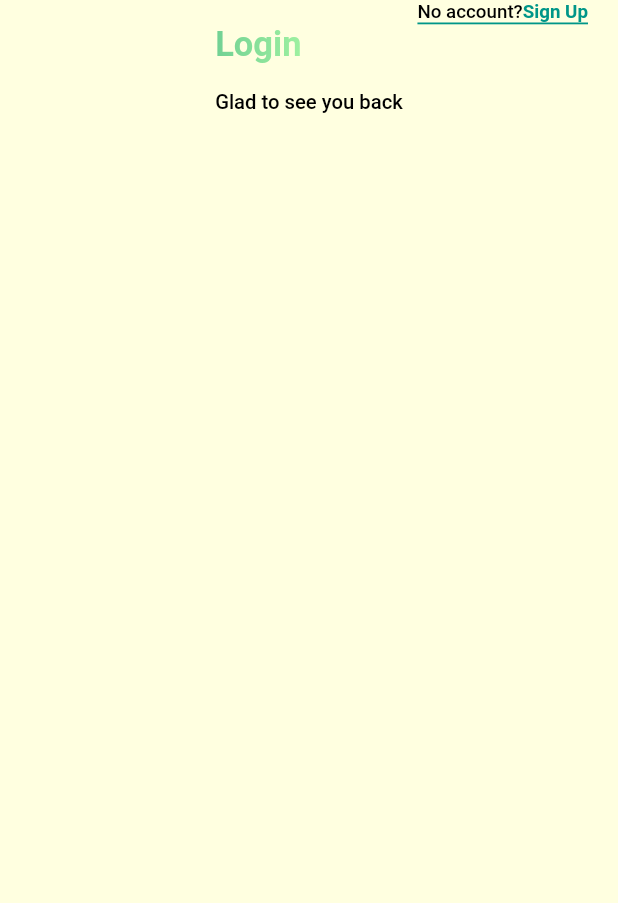
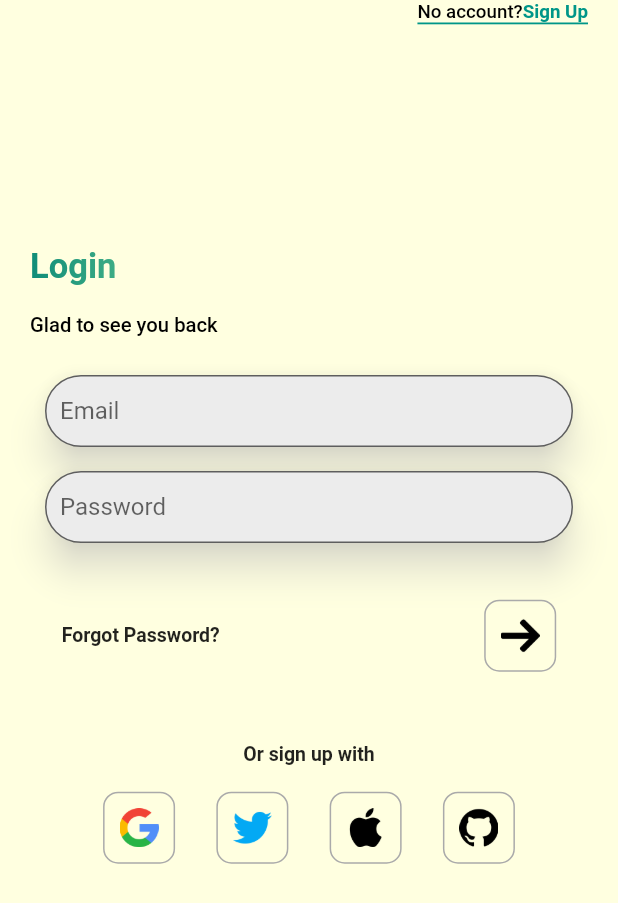
Before and after one commit to ericatsu/rickandmorty, a Flutter app: the SignInPage screen opened directly, on a phone screen of 412 x 824 dp. Shown: the top 903 px of the screen. Run offline on Flutter 3.47's test engine with Material 2 defaults, Android fonts, the phone set to English and light mode, and no system bars; our stand-ins replace flutter_rating_bar, get, google_fonts, google_nav_bar, graphql, graphql_flutter; missing offline and left inert: get_cli; network calls fail.

Commit message:
✅ Sign In

```diff
--- a/lib/screens/authentication/signin/signin_page.dart
+++ b/lib/screens/authentication/signin/signin_page.dart
@@ -8,9 +8,14 @@ class SignInPage extends StatefulWidget {
 }
 
 class _SignInPageState extends State<SignInPage> {
+  final _formKey = GlobalKey<FormState>();
+  final _emailController = TextEditingController();
+  final _passwordController = TextEditingController();
+
   @override
   Widget build(BuildContext context) {
     final double height = MediaQuery.of(context).size.height;
+    final double width = MediaQuery.of(context).size.width;
     return Scaffold(
       body: Stack(children: [
         Container(
@@ -21,11 +26,133 @@ class _SignInPageState extends State<SignInPage> {
           child: Padding(
             padding: const EdgeInsets.symmetric(horizontal: 20),
             child: Column(
+              crossAxisAlignment: CrossAxisAlignment.start,
               children: [
-                TopRightRichText(link: 'Sign Up', normal: 'No account', onTap: () {
-                  Get.to(const SignUpPage(),);
-                 },),
-                 Greetings(greeting: 'Glad to see you back', type: 'Login',),
+                TopRightRichText(
+                  link: 'Sign Up',
+                  normal: 'No account',
+                  onTap: () {
+                    Get.to(
+                      const SignUpPage(),
+                    );
+                  },
+                ),
+                SizedBox(
+                  height: height * 0.18,
+                ),
+                const Greetings(
+                  greeting: 'Glad to see you back',
+                  type: 'Login',
+                ),
+                Form(
+                  key: _formKey,
+                  child: Padding(
+                    padding: const EdgeInsets.all(10.0),
+                    child: Column(
+                      crossAxisAlignment: CrossAxisAlignment.center,
+                      children: [
+                        const SizedBox(height: 16.0),
+                        ElevatedTextFormField(
+                          label: 'Email',
+                          controller: _emailController,
+                          validator: (value) {
+                            if (value == null || value.isEmpty) {
+                              return 'Please enter your email address';
+                            }
+                            if (!value.contains('@')) {
+                              return 'Please enter a valid email address';
+                            }
+                            return null;
+                          },
+                        ),
+                        const SizedBox(height: 16.0),
+                        ElevatedTextFormField(
+                          label: 'Password',
+                          obscureText: true,
+                          controller: _passwordController,
+                          validator: (value) {
+                            if (value == null || value.isEmpty) {
+                              return 'Please enter your password';
+                            }
+                            if (value.length < 6) {
+                              return 'Your password must be at least 6 characters long';
+                            }
+                            return null;
+                          },
+                        ),
+                        SizedBox(
+                          height: height * 0.045,
+                        ),
+                        SizedBox(
+                          height: height * 0.06,
+                          width: width * 0.8,
+                          child: Row(
+                            mainAxisAlignment: MainAxisAlignment.spaceBetween,
+                            children: [
+                              InkWell(
+                                onTap: () {},
+                                child: const Text(
+                                  'Forgot Password?',
+                                  style: TextStyle(
+                                    fontSize: 13,
+                                    fontWeight: FontWeight.bold,
+                                  ),
+                                ),
+                              ),
+                              BoxButton(
+                                image: Images.rightarrow,
+                                onTap: () {},
+                              ),
+                            ],
+                          ),
+                        )
+                      ],
+                    ),
+                  ),
+                ),
+                SizedBox(
+                  height: height * 0.045,
+                ),
+                const Align(
+                  alignment: Alignment.center,
+                  child: Text(
+                    'Or sign up with',
+                    style: TextStyle(
+                      fontSize: 13,
+                      fontWeight: FontWeight.bold,
+                    ),
+                  ),
+                ),
+                SizedBox(
+                  height: height * 0.02,
+                ),
+                Align(
+                  alignment: Alignment.center,
+                  child: SizedBox(
+                    height: height * 0.06,
+                    width: width * 0.8,
+                    child: Row(
+                        mainAxisAlignment: MainAxisAlignment.spaceEvenly,
+                        children: [
+                          BoxButton(
+                            image: Images.google,
+                            onTap: () {},
+                          ),
+                          BoxButton(
+                            image: Images.twitter,
+                            onTap: () {},
+                          ),
+                          BoxButton(
+                            image: Images.apple,
+                            onTap: () {},
+                          ),
+                          BoxButton(
+                            image: Images.github,
+                            onTap: () {},
+                          ),
+                        ]),
+                  ),
+                ),
               ],
             ),
           ),
--- a/lib/screens/authentication/signup/signup_page.dart
+++ b/lib/screens/authentication/signup/signup_page.dart
@@ -1,5 +1,3 @@
-import 'package:fluttergraphql/screens/authentication/widgets/box_button.dart';
-import 'package:fluttergraphql/screens/authentication/widgets/elevated_field.dart';
 import 'package:fluttergraphql/shared/exports.dart';
 
 class SignUpPage extends StatefulWidget {
--- a/lib/shared/exports.dart
+++ b/lib/shared/exports.dart
@@ -57,3 +57,6 @@ export 'package:fluttergraphql/widgets/episode/season_shape.dart';
 export 'package:fluttergraphql/widgets/location/location_appbar.dart';
 export 'package:fluttergraphql/widgets/location/location_card.dart';
 export 'package:fluttergraphql/screens/authentication/widgets/greetings.dart';
+
+export 'package:fluttergraphql/screens/authentication/widgets/box_button.dart';
+export 'package:fluttergraphql/screens/authentication/widgets/elevated_field.dart';
```
